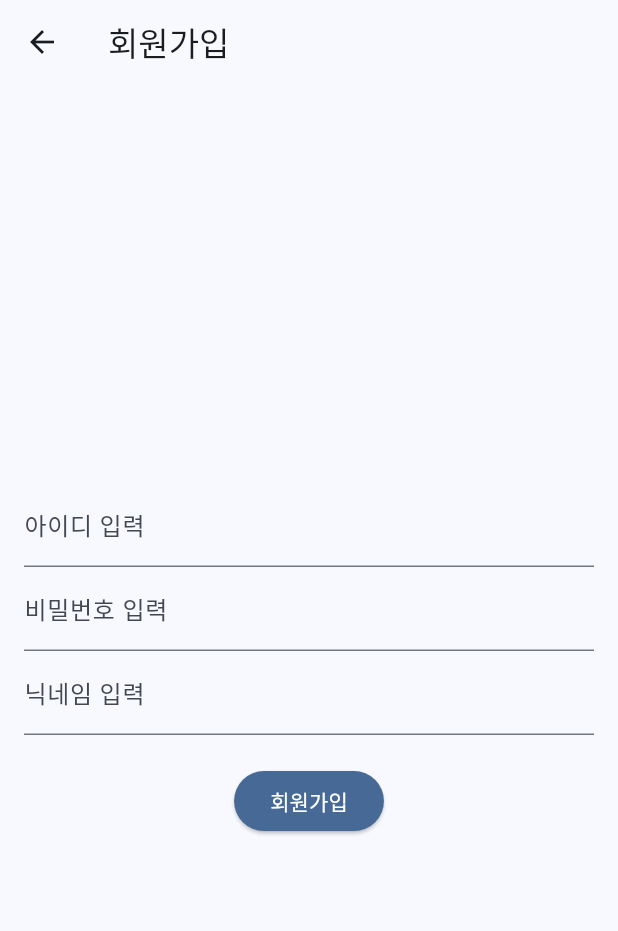
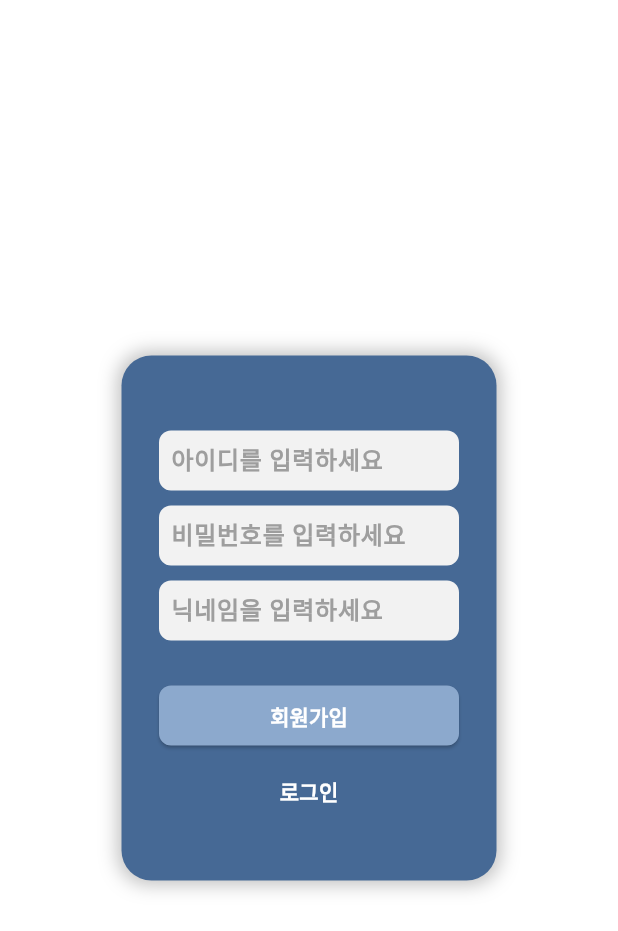
Before and after one commit to dongne-chat/dongne_chat, a Flutter app: the SignupPage screen opened directly, on a phone screen of 412 x 824 dp. Shown: the top 931 px of the screen. Run offline on Flutter 3.47's test engine with Material 3 defaults, Android fonts, the phone set to English and light mode, and no system bars; our stand-ins replace cloud_firestore, dio, firebase_core, firebase_storage, flutter_dotenv, flutter_riverpod and 4 more; accounts and stored records are empty.

Commit message:
design: 회원가입페이지, 마이페이지 ui 수정정

```diff
--- a/lib/ui/pages/signup/signup_page.dart
+++ b/lib/ui/pages/signup/signup_page.dart
@@ -17,9 +17,9 @@ class _SignupPageState extends State<SignupPage> {
   final FirebaseFirestore _firestore = FirebaseFirestore.instance;
 
   void _signup() async {
-    final id = _idController.text;
-    final password = _passwordController.text;
-    final nickname = _nicknameController.text;
+    final id = _idController.text.trim();
+    final password = _passwordController.text.trim();
+    final nickname = _nicknameController.text.trim();
 
     if (id.isEmpty || password.isEmpty || nickname.isEmpty) {
       ScaffoldMessenger.of(context).showSnackBar(
@@ -43,7 +43,7 @@ class _SignupPageState extends State<SignupPage> {
           const SnackBar(content: Text('회원가입이 완료되었습니다.')),
         );
 
-        Navigator.push(
+        Navigator.pushReplacement(
           context,
           MaterialPageRoute(
             builder: (context) => const LoginPage(),
@@ -60,44 +60,110 @@ class _SignupPageState extends State<SignupPage> {
   @override
   Widget build(BuildContext context) {
     return GestureDetector(
-      onTap: () {
-        FocusScope.of(context).unfocus(); // 화면을 탭하면 키보드 숨기기
-      },
+      onTap: () => FocusScope.of(context).unfocus(),
       child: Scaffold(
-        appBar: AppBar(title: const Text('회원가입')),
-        body: Padding(
-          padding: const EdgeInsets.all(16.0),
+        backgroundColor: Colors.white, // 배경색 변경
+        body: Center(
+          child: Container(
+            height: 350,
+            width: 250,
+            padding: const EdgeInsets.symmetric(horizontal: 8, vertical: 4),
+            decoration: BoxDecoration(
+              color: const Color(0xFF466995), // 네모 박스 색상 변경
+              borderRadius: BorderRadius.circular(20),
+              boxShadow: [
+                BoxShadow(
+                  color: Colors.black26,
+                  blurRadius: 10,
+                  spreadRadius: 2,
+                ),
+              ],
+            ),
             child: Column(
+              mainAxisSize: MainAxisSize.min,
               mainAxisAlignment: MainAxisAlignment.center,
               children: [
-              TextField(
-                controller: _idController,
-                decoration: const InputDecoration(labelText: '아이디 입력'),
+                // 아이디 입력
+                _buildTextField('아이디를 입력하세요', _idController),
+                const SizedBox(height: 10),
+                // 비밀번호 입력
+                _buildTextField('비밀번호를 입력하세요', _passwordController, obscureText: true),
+                const SizedBox(height: 10),
+                // 닉네임 입력
+                _buildTextField('닉네임을 입력하세요', _nicknameController),
+                const SizedBox(height: 30),
+                // 회원가입 버튼
+                SizedBox(
+                  width: 200,
+                  height: 40,
+                  child: ElevatedButton(
+                    style: ElevatedButton.styleFrom(
+                      backgroundColor: const Color(0xFF8CA9CD), // 회원가입 버튼 색상 변경
+                      shape: RoundedRectangleBorder(
+                        borderRadius: BorderRadius.circular(8),
                       ),
-              TextField(
-                controller: _passwordController,
-                decoration: const InputDecoration(labelText: '비밀번호 입력'),
-                obscureText: true,
-              ),
-              TextField(
-                controller: _nicknameController,
-                decoration: const InputDecoration(labelText: '닉네임 입력'),
-              ),
-              const SizedBox(height: 20),
-              ElevatedButton(
-                style: ElevatedButton.styleFrom(
-                  backgroundColor: const Color(0xFF466995), // 버튼 배경색
                     ),
                     onPressed: _signup,
                     child: const Text(
                       '회원가입',
-                  style: TextStyle(color: Colors.white), // 글자 색상 하얀색
+                      style: TextStyle(
+                        color: Colors.white,
+                        fontWeight: FontWeight.bold,
+                      ),
+                    ),
+                  ),
+                ),
+                const SizedBox(height: 20),
+                // 로그인 이동 텍스트
+                GestureDetector(
+                  onTap: () {
+                    Navigator.pushReplacement(
+                      context,
+                      MaterialPageRoute(
+                        builder: (context) => const LoginPage(),
+                      ),
+                    );
+                  },
+                  child: const Text(
+                    '로그인',
+                    style: TextStyle(
+                      color: Colors.white,
+                      fontWeight: FontWeight.bold,
+                    ),
                   ),
                 ),
               ],
             ),
           ),
         ),
+      ),
+    );
+  }
+
+  Widget _buildTextField(String hint, TextEditingController controller, {bool obscureText = false}) {
+    return Container(
+      height: 40,
+      width: 200,
+      decoration: BoxDecoration(
+        borderRadius: BorderRadius.circular(8),
+        color: const Color(0xFFF2F2F2),
+      ),
+      child: Padding(
+        padding: const EdgeInsets.symmetric(horizontal: 8, vertical: 4),
+        child: TextField(
+          controller: controller,
+          obscureText: obscureText,
+          decoration: InputDecoration(
+            border: InputBorder.none,
+            hintText: hint,
+            hintStyle: const TextStyle(
+              fontSize: 16,
+              fontWeight: FontWeight.bold,
+              color: Colors.grey,
+            ),
+          ),
+        ),
+      ),
     );
   }
 }
```
Also changed, not shown: lib/ui/pages/mypage/mypage.dart (+71 -28 lines). Lines whose indentation alone changed are shown as unchanged.
